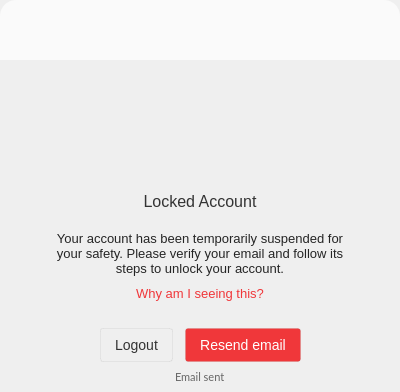
Above: src/MEGASync/gui/macx/GuestWidget.ui from meganz/MEGAsync before the change. Below: the same form after it.
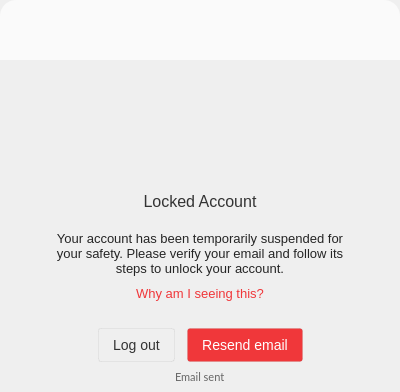
That is the form after the change. The open tabs and pages were chosen to show the change. Icons and pictures are not drawn. Custom widgets are drawn as their Qt base class.

Commit message: SNC-2316 Source edit "Logout" to "Log out"

```diff
--- a/src/MEGASync/gui/macx/GuestWidget.ui
+++ b/src/MEGASync/gui/macx/GuestWidget.ui
@@ -1574,7 +1574,7 @@
 }</string>
                </property>
                <property name="text">
-                <string>Logout</string>
+                <string>Log out</string>
                </property>
               </widget>
              </item>
```
Left out of the diff: 2 changed lines with no effect on the pictures. The commit also changes 13 other files.
